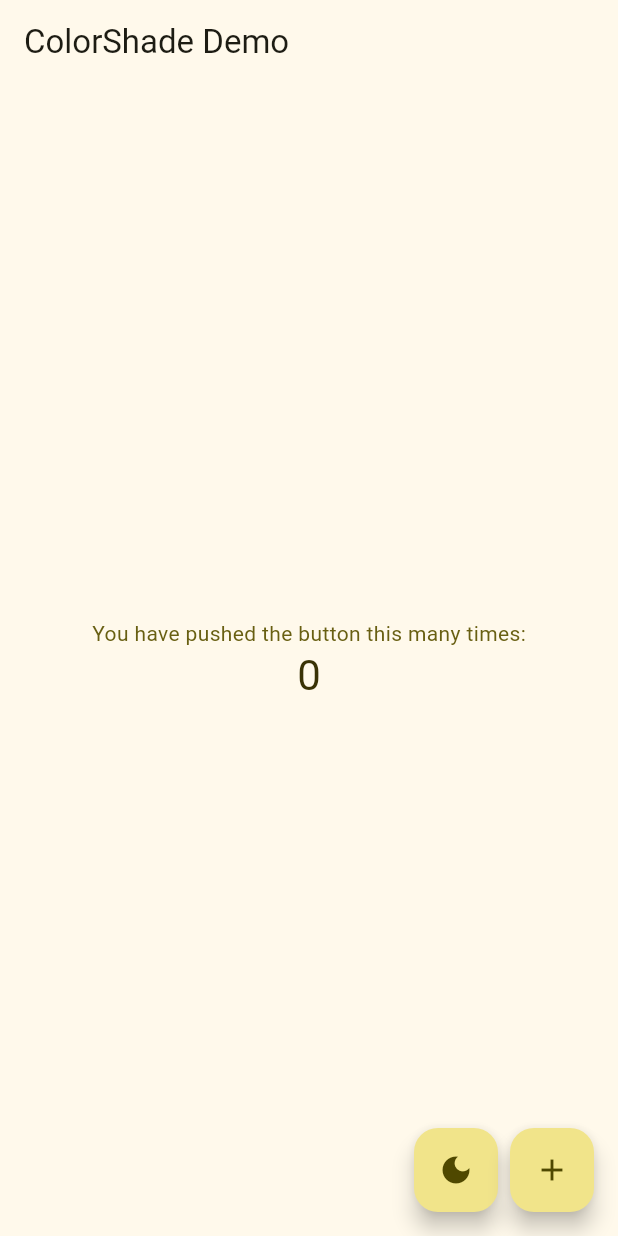
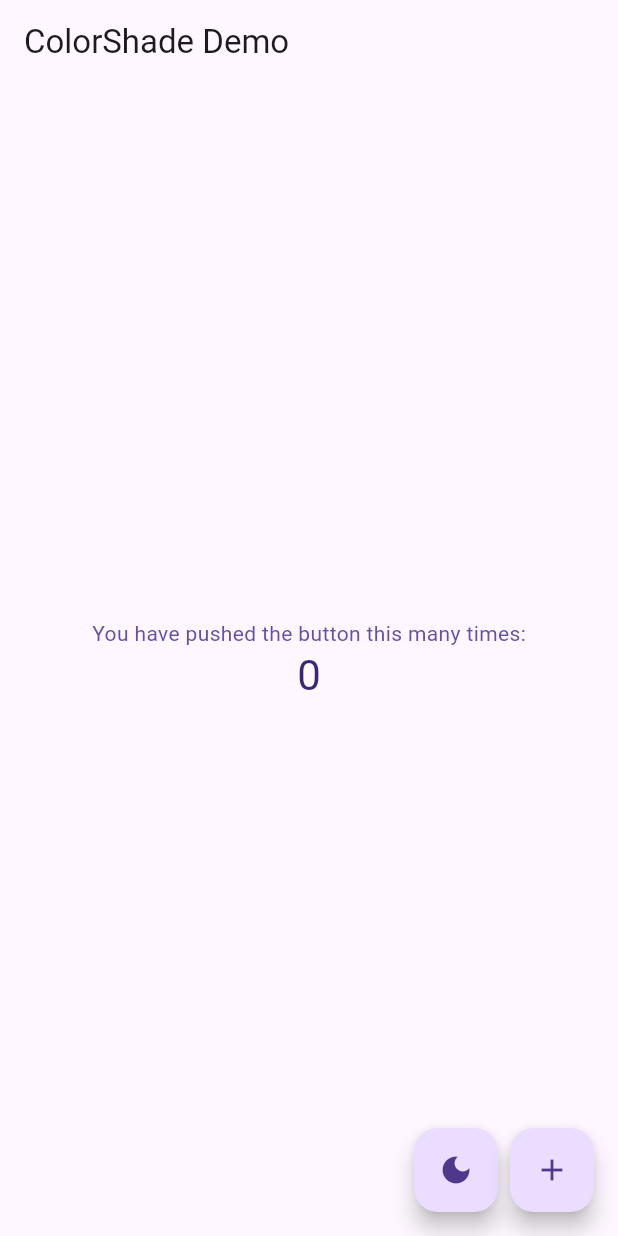
Before and after one commit to fldnascimento/color_shade, a Flutter app: the screen it shows after launch, on a phone screen of 412 x 824 dp. Run offline on Flutter 3.47's test engine with Material 2 defaults, Android fonts, the phone set to English and light mode, and no system bars.

Commit message:
Adjusted example project

```diff
--- a/example/lib/main.dart
+++ b/example/lib/main.dart
@@ -28,12 +28,12 @@ class _MyAppState extends State<MyApp> {
       theme: ThemeData(
         brightness: Brightness.light,
         useMaterial3: true,
-        colorSchemeSeed: const Color(0xFFFFEB3B).swatch,
+        primarySwatch: const Color(0xFFFFEB3B).swatch,
       ),
       darkTheme: ThemeData(
         brightness: Brightness.dark,
         useMaterial3: true,
-        colorSchemeSeed: const Color(0xFFFFEB3B).swatch,
+        primarySwatch: const Color(0xFFFFEB3B).swatch,
       ),
       themeMode: _isDarkTheme ? ThemeMode.dark : ThemeMode.light,
       home: MyHomePage(
```
Also changed, not shown: 2 other files.
